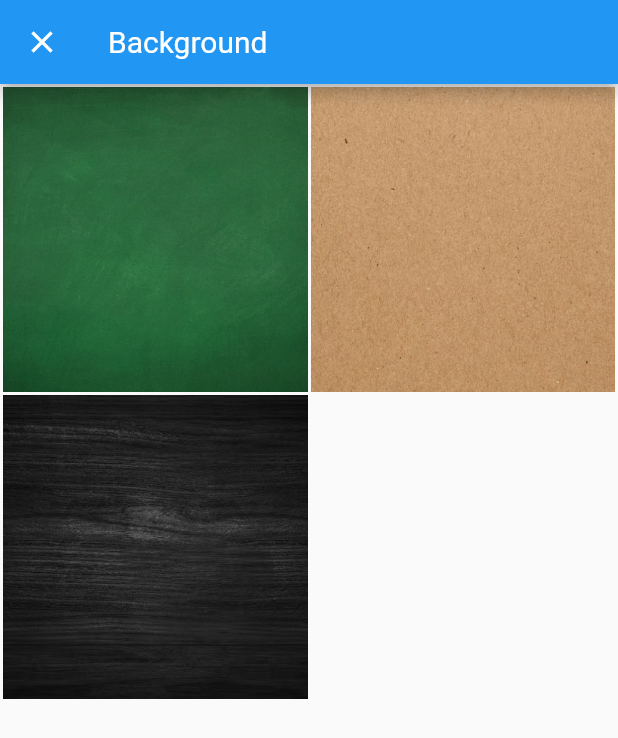
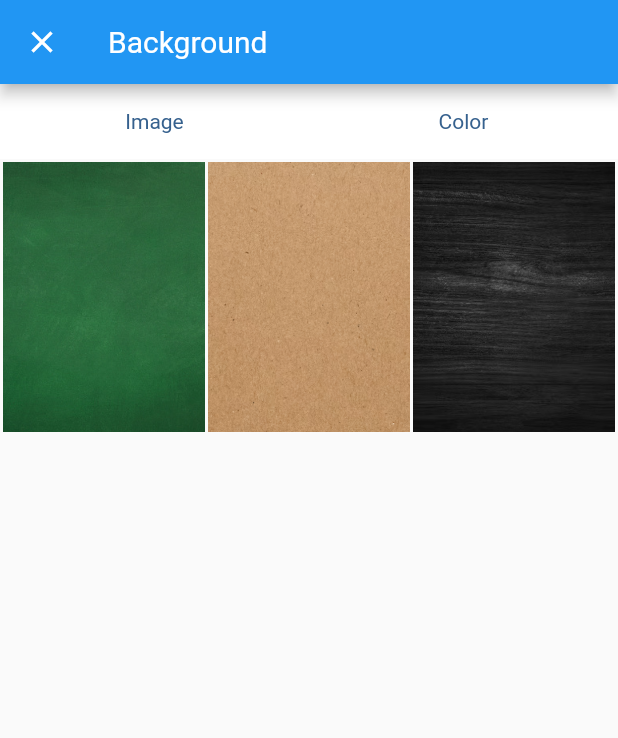
Before and after one commit to kaivumetacrew/Board, a Flutter app: the BoardPage screen opened directly, item 4 of the bottom bar chosen, after a tap on the "image" icon, on a phone screen of 412 x 824 dp. Shown: the top 738 px of the screen. Run offline on Flutter 3.47's test engine with Material 2 defaults, Android fonts, the phone set to English and light mode, and no system bars; our stand-ins replace auto_size_text, image_picker, permission_handler.

Commit message:
board color background done

```diff
--- a/lib/ui/board.dart
+++ b/lib/ui/board/board.dart
@@ -7,10 +7,11 @@ import 'package:board/ui/board_text.dart';
 import 'package:flutter/material.dart';
 import 'package:image_picker/image_picker.dart';
 
-import '../util/asset.dart';
-import '../util/gesture_detector.dart';
+import '../../util/asset.dart';
+import '../../util/color.dart';
+import '../widget/draw.dart';
+import '../widget/gesture_detector.dart';
 import 'board_model.dart';
-import 'widget/draw.dart';
 
 class BoardPage extends StatefulWidget {
   BoardPage({super.key});
@@ -20,27 +21,22 @@ class BoardPage extends StatefulWidget {
 }
 
 class _BoardPageState extends State<BoardPage> with TickerProviderStateMixin {
+  final List<BoardItem> _boardItems = [];
+  String? _boardImage;
+  String? _boardColor;
+  List<Widget> _boardWidgets = [];
+  late Size _screenSize;
+  double _boardWidth = 0;
+  double _boardHeight = 0;
+  final double _boardRatio = 3 / 4;
 
-  final List<BoardItem> _boardItems = [];
-  String boardImage = '';
-  List<Widget> _boardWidgets = [];
-  late Size screenSize;
-
-  double boardWidth = 0;
-  double boardHeight = 0;
-  double boardRatio = 4 / 3;
-  Alignment focalPoint = Alignment.center;
   late AnimationController animationController;
   BoardItem _selectedItem = BoardItem.none;
   ActionItem _selectedAction = ActionItem.none;
 
-  double opacity = 1.0;
-  StrokeCap strokeType = StrokeCap.round;
-  String _selectedFont = '';
-  double _strokeWidth = 3.0;
   Color _selectedDrawColor = Colors.black;
   Color _selectedTextColor = Colors.black;
-  List<Color> _colorList = [
+  final List<Color> _colorList = [
     Colors.black,
     Colors.red,
     Colors.blue,
@@ -48,17 +44,16 @@ class _BoardPageState extends State<BoardPage> with TickerProviderStateMixin {
     Colors.yellow,
     Colors.purple
   ];
-
-  void _clearPaint() {
-    _drawController.clear();
-  }
-
   final DrawController _drawController = DrawController(
     penStrokeWidth: 3,
     penColor: Colors.black,
     exportBackgroundColor: Colors.transparent,
     exportPenColor: Colors.black,
   );
+
+  void _clearPaint() {
+    _drawController.clear();
+  }
 
   @override
   void initState() {
@@ -79,14 +74,14 @@ class _BoardPageState extends State<BoardPage> with TickerProviderStateMixin {
   @override
   void didChangeDependencies() {
     super.didChangeDependencies();
-    screenSize = MediaQuery.of(context).size;
+    _screenSize = MediaQuery.of(context).size;
   }
 
   @override
   Widget build(BuildContext context) {
-    Size screenSize = MediaQuery.of(context).size;
-    boardWidth = screenSize.width;
-    boardHeight = boardWidth * boardRatio;
+    _screenSize = MediaQuery.of(context).size;
+    _boardWidth = _screenSize.width;
+    _boardHeight = _screenSize.width / _boardRatio;
     _drawController.onDrawEnd = () => {_onDrawEnd()};
 
     return Scaffold(
@@ -101,7 +96,7 @@ class _BoardPageState extends State<BoardPage> with TickerProviderStateMixin {
                 SizedBox(
                   width: double.infinity,
                   child: AspectRatio(
-                    aspectRatio: 1 / boardRatio,
+                    aspectRatio: _boardRatio,
                     child: MatrixGestureDetector(
                       onScaleStart: () {},
                       onScaleEnd: () {},
@@ -177,6 +172,7 @@ class _BoardPageState extends State<BoardPage> with TickerProviderStateMixin {
       color: Colors.white,
       height: 80,
       child: Row(
+        mainAxisAlignment: MainAxisAlignment.spaceBetween,
         children: list,
       ),
     );
@@ -240,55 +236,6 @@ class _BoardPageState extends State<BoardPage> with TickerProviderStateMixin {
     return const SizedBox();
   }
 
-  ///
-  void _syncMapWidget() {
-    _boardWidgets = _mapBoardWidgets(_boardItems);
-  }
-
-  List<Widget> _mapBoardWidgets(List<BoardItem> items) {
-    items.sort((a, b) => a.lastUpdate.compareTo(b.lastUpdate));
-    var list = items.map((e) {
-      if (e.isTextItem) {
-        if (e.equal(_selectedItem)) {
-          return _animatedTextWidget(e);
-        }
-        return _positionedTextWidget(e);
-      }
-      if (e.isImageItem || e.isStickerItem) {
-        if (e.equal(_selectedItem)) {
-          return _animatedImageWidget(e);
-        }
-        return _positionedImageWidget(e);
-      }
-      if (e.isDrawItem) {
-        return _drawPointWidget(e);
-      }
-      return errorImageWidget();
-    }).toList();
-    return list;
-  }
-
-  Widget boardItemBorder() {
-    return Positioned(
-      top: 0,
-      bottom: 0,
-      right: 0,
-      left: 0,
-      child: Container(
-        decoration:
-            BoxDecoration(border: Border.all(color: Colors.black, width: 2)),
-        child: Container(
-          decoration:
-              BoxDecoration(border: Border.all(color: Colors.white, width: 1)),
-        ),
-      ),
-    );
-  }
-
-  EdgeInsets boardItemMargin() {
-    return const EdgeInsets.all(4.0);
-  }
-
   Widget removeButton() {
     return IconButton(
         icon: const Icon(Icons.delete),
@@ -340,6 +287,55 @@ class _BoardPageState extends State<BoardPage> with TickerProviderStateMixin {
         });
   }
 
+  ///
+  void _syncMapWidget() {
+    _boardWidgets = _mapBoardWidgets(_boardItems);
+  }
+
+  List<Widget> _mapBoardWidgets(List<BoardItem> items) {
+    items.sort((a, b) => a.lastUpdate.compareTo(b.lastUpdate));
+    var list = items.map((e) {
+      if (e.isTextItem) {
+        if (e.equal(_selectedItem)) {
+          return _animatedTextWidget(e);
+        }
+        return _positionedTextWidget(e);
+      }
+      if (e.isImageItem || e.isStickerItem) {
+        if (e.equal(_selectedItem)) {
+          return _animatedImageWidget(e);
+        }
+        return _positionedImageWidget(e);
+      }
+      if (e.isDrawItem) {
+        return _drawPointWidget(e);
+      }
+      return errorImageWidget();
+    }).toList();
+    return list;
+  }
+
+  Widget boardItemBorder() {
+    return Positioned(
+      top: 0,
+      bottom: 0,
+      right: 0,
+      left: 0,
+      child: Container(
+        decoration:
+            BoxDecoration(border: Border.all(color: Colors.black, width: 2)),
+        child: Container(
+          decoration:
+              BoxDecoration(border: Border.all(color: Colors.white, width: 1)),
+        ),
+      ),
+    );
+  }
+
+  EdgeInsets boardItemMargin() {
+    return const EdgeInsets.all(4.0);
+  }
+
   Widget boardBackgroundButton() {
     return IconButton(
         icon: const Icon(Icons.image),
@@ -356,30 +352,52 @@ class _BoardPageState extends State<BoardPage> with TickerProviderStateMixin {
       ),
     );
     if (result == null) return;
-    setState(() {
-      boardImage = result['image'];
-    });
+    String? image = result['image'];
+    if (image?.isNotEmpty ?? false) {
+      setState(() {
+        _boardImage = image;
+        _boardColor = '';
+      });
+    }
+    String? color = result['color'];
+    if (color?.isNotEmpty ?? false) {
+      setState(() {
+        _boardColor = color;
+        _boardImage = '';
+      });
+    }
   }
 
   Widget boardBackground() {
-    var background = boardImage.isEmpty
-        ? SizedBox()
-        : Image.asset(
-            boardPath(boardImage),
-            fit: BoxFit.cover,
-          );
+    Widget backgroundWidget;
+    if (_boardImage?.isNotEmpty ?? false) {
+      backgroundWidget = Image.asset(
+        boardPath(_boardImage!),
+        fit: BoxFit.cover,
+      );
+    } else if (_boardColor?.isNotEmpty ?? false) {
+      backgroundWidget = Container(
+        color: fromHex(_boardColor!),
+      );
+    } else {
+      backgroundWidget = Container(color: Colors.white);
+    }
+
     return Column(
       mainAxisAlignment: MainAxisAlignment.start,
       crossAxisAlignment: CrossAxisAlignment.end,
       children: [
         Container(
-          width: screenSize.width,
-          height: screenSize.width * boardRatio,
-          child: background,
+          width: _boardWidth,
+          height: _boardHeight,
+          child: backgroundWidget,
         ),
         Row(
           crossAxisAlignment: CrossAxisAlignment.end,
-          children: [Expanded(child: SizedBox()), boardBackgroundButton()],
+          children: [
+            Expanded(child: SizedBox()),
+            boardBackgroundButton(),
+          ],
         ),
       ],
     );
@@ -397,7 +415,6 @@ class _BoardPageState extends State<BoardPage> with TickerProviderStateMixin {
     String text = result['text'];
     String font = result['font'];
     if (text.isEmpty || font.isEmpty) return;
-    _selectedFont = font;
     if (item == BoardItem.none) {
       var item = BoardItem(_boardItems.length)
         ..text = text
@@ -652,9 +669,9 @@ class _BoardPageState extends State<BoardPage> with TickerProviderStateMixin {
         fullscreenDialog: true,
       ),
     );
-    if (result == null) return;
-    String sticker = result['sticker'];
-    if (sticker.isEmpty) return;
+
+    String? sticker = result?['sticker'];
+    if (sticker?.isEmpty ?? true) return;
 
     var item = BoardItem(_boardItems.length)
       ..sticker = sticker
@@ -745,7 +762,7 @@ class _BoardPageState extends State<BoardPage> with TickerProviderStateMixin {
     }
     return DrawWidget(
       key: const Key('signature'),
-      height: screenSize.width * boardRatio,
+      height: _boardHeight,
       controller: _drawController,
       backgroundColor: Colors.yellow,
     );
--- a/lib/ui/board_background.dart
+++ b/lib/ui/board_background.dart
@@ -1,6 +1,7 @@
 import 'package:flutter/material.dart';
 
 import '../util/asset.dart';
+import '../util/color.dart';
 
 class BackgroundPage extends StatefulWidget {
   BackgroundPage({super.key});
@@ -11,14 +12,38 @@ class BackgroundPage extends StatefulWidget {
 
 class _BackgroundPageState extends State<BackgroundPage> {
 
-  List<String> boardList = [
+  List<String> imageList = [
     'board1.jpg',
     'board2.jpg',
     'board3.jpg',
   ];
 
+  List<String> colorList = [
+    '#FFCDD2',
+    '#F8BBD0',
+    '#E1BEE7',
+    '#D1C4E9',
+    '#C5CAE9',
+    '#BBDEFB',
+    '#B3E5FC',
+    '#B2EBF2',
+    '#B2DFDB',
+    '#C8E6C9',
+    '#DCEDC8',
+    '#F0F4C3',
+    '#FFF9C4',
+    '#FFECB3',
+    '#FFE0B2',
+    '#FFCCBC',
+    '#D7CCC8',
+    '#F5F5F5',
+    '#CFD8DC',
+  ];
+  late Widget listView;
+
   @override
   void initState() {
+    listView = imageListWidget();
     super.initState();
   }
 
@@ -28,33 +53,94 @@ class _BackgroundPageState extends State<BackgroundPage> {
       appBar: AppBar(title: const Text("Background")),
       body: Column(
         children: [
-          Expanded(child: stickerListWidget(),),
+          Container(
+            color: Colors.white,
+            height: 50,
+            child: Row(
+              mainAxisAlignment: MainAxisAlignment.spaceAround,
+              children: [
+                TextButton(
+                  child: Text('Image'),
+                  onPressed: () {
+                    setState(() {
+                      listView = imageListWidget();
+                    });
+                  },
+                ),
+                TextButton(
+                  child: Text('Color'),
+                  onPressed: () {
+                    setState(() {
+                      listView = colorListWidget();
+                    });
+                  },
+                )
+              ],
+            ),
+          ),
+          Expanded(
+            child: listView,
+          ),
         ],
       ),
     );
   }
 
-  Widget stickerListWidget() {
+  Widget imageListWidget() {
+    return backgroundListWidget(
+      list: imageList,
+      itemBuilder: (item) {
+        return Image.asset(
+          boardPath(item),
+          fit: BoxFit.cover,
+        );
+      },
+      onItemTap: (item) {
+        Navigator.pop(context, {
+          'image': item,
+        });
+      },
+    );
+  }
+
+  Widget colorListWidget() {
+    return backgroundListWidget(
+      list: colorList,
+      itemBuilder: (item) {
+        return Container(color: fromHex(item));
+      },
+      onItemTap: (item) {
+        Navigator.pop(context, {
+          'color': item,
+        });
+      },
+    );
+  }
+
+  Widget backgroundListWidget<T>({
+    required List<T> list,
+    required Widget Function(T) itemBuilder,
+    required Function(T) onItemTap,
+  }) {
     return GridView.builder(
-      gridDelegate: const SliverGridDelegateWithFixedCrossAxisCount(crossAxisCount: 2),
+      gridDelegate: const SliverGridDelegateWithFixedCrossAxisCount(
+        crossAxisCount: 3,
+        childAspectRatio: 3 / 4,
+      ),
       shrinkWrap: false,
       padding: const EdgeInsets.all(1),
-      itemCount: boardList.length,
+      itemCount: list.length,
       itemBuilder: (context, index) {
-        var item = boardList[index];
+        var item = list[index];
         return GestureDetector(
           onTap: () {
-            setState(() {
-              Navigator.pop(context, {
-                'image': item,
-              });
-            });
+            onItemTap(item);
           },
-          child: AspectRatio(
-            aspectRatio: 3/4,
-            child: Padding(
-              padding: const EdgeInsets.all(1),
-              child: Image.asset(boardPath(item), fit: BoxFit.cover,),
+          child: Padding(
+            padding: const EdgeInsets.all(1),
+            child: SizedBox(
+              width: double.infinity,
+              child: itemBuilder(item),
             ),
           ),
         );
--- a/lib/ui/menu.dart
+++ b/lib/ui/menu.dart
@@ -1,5 +1,4 @@
-import 'package:board/ui/board.dart';
-import 'package:board/ui/board_stickers.dart';
+import 'package:board/ui/board/board.dart';
 import 'package:flutter/material.dart';
 
 import '../res/color.dart';
--- a/lib/util/gesture_detector.dart
+++ b/lib/ui/widget/gesture_detector.dart
@@ -3,7 +3,6 @@ library matrix_gesture_detector;
 import 'dart:math';
 
 import 'package:flutter/widgets.dart';
-import 'package:vector_math/vector_math_64.dart';
 
 typedef MatrixGestureDetectorCallback = void Function(
     MatrixGestureDetectorState state,
--- /dev/null
+++ b/lib/util/color.dart
@@ -0,0 +1,8 @@
+import 'dart:ui';
+
+Color fromHex(String hexString) {
+  final buffer = StringBuffer();
+  if (hexString.length == 6 || hexString.length == 7) buffer.write('ff');
+  buffer.write(hexString.replaceFirst('#', ''));
+  return Color(int.parse(buffer.toString(), radix: 16));
+}
```
Also changed, not shown: lib/ui/board/board_state.dart (added, +61 -0 lines), lib/ui/board_text.dart (+6 -6 lines), lib/ui/board/board_model.dart (renamed from lib/ui/board_model.dart).
